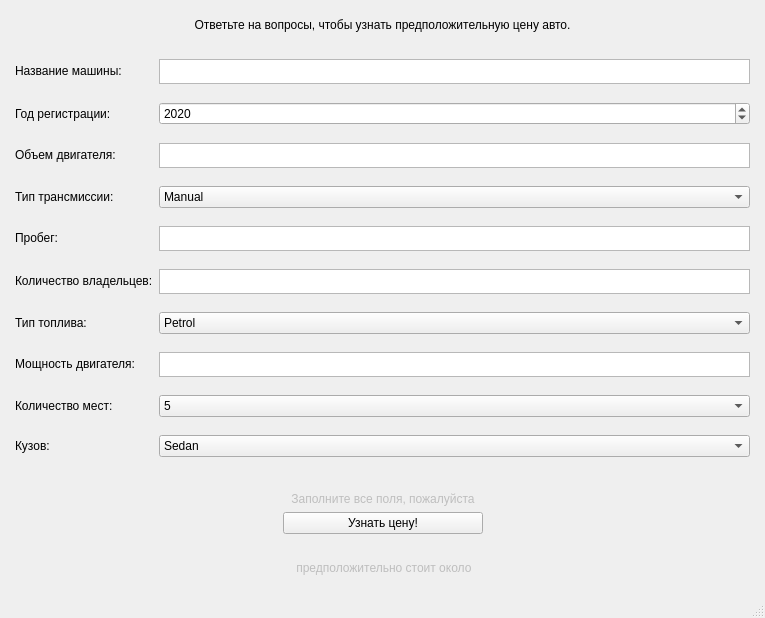
Before: the Qt Designer form _ui.ui in azamat-happy/car_stat, drawn with Qt 5.
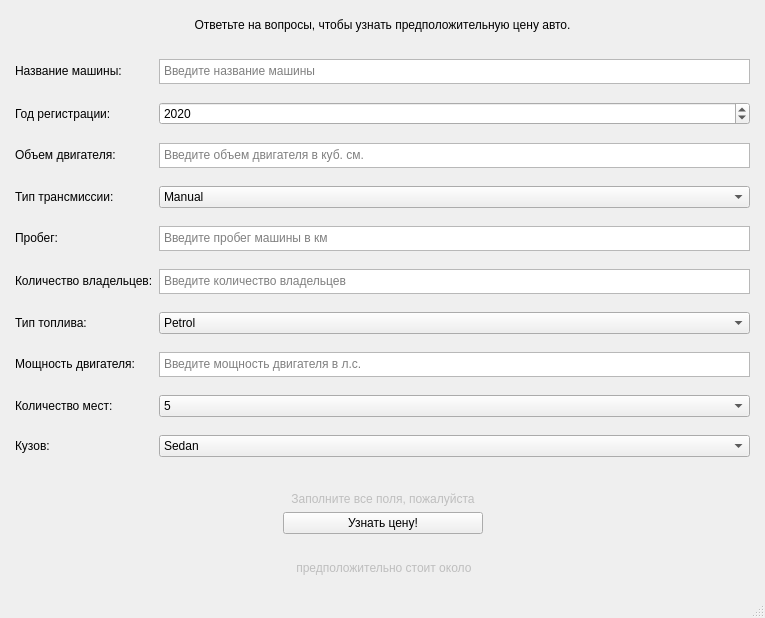
After: the same form once the commit is applied.

Commit message: Добавил placeholder'ы

```diff
--- a/_ui.ui
+++ b/_ui.ui
@@ -81,6 +81,9 @@
           <height>25</height>
          </size>
         </property>
+        <property name="placeholderText">
+         <string>Введите название машины</string>
+        </property>
        </widget>
       </item>
       <item row="2" column="0">
@@ -297,6 +300,9 @@
           <height>25</height>
          </size>
         </property>
+        <property name="placeholderText">
+         <string>Введите объем двигателя в куб. см.</string>
+        </property>
        </widget>
       </item>
       <item row="5" column="1">
@@ -307,6 +313,9 @@
           <height>25</height>
          </size>
         </property>
+        <property name="placeholderText">
+         <string>Введите пробег машины в км</string>
+        </property>
        </widget>
       </item>
       <item row="7" column="1">
@@ -317,6 +326,9 @@
           <height>25</height>
          </size>
         </property>
+        <property name="placeholderText">
+         <string>Введите количество владельцев</string>
+        </property>
        </widget>
       </item>
       <item row="9" column="1">
@@ -327,6 +339,9 @@
           <height>25</height>
          </size>
         </property>
+        <property name="placeholderText">
+         <string>Введите мощность двигателя в л.с.</string>
+        </property>
        </widget>
       </item>
      </layout>
```
